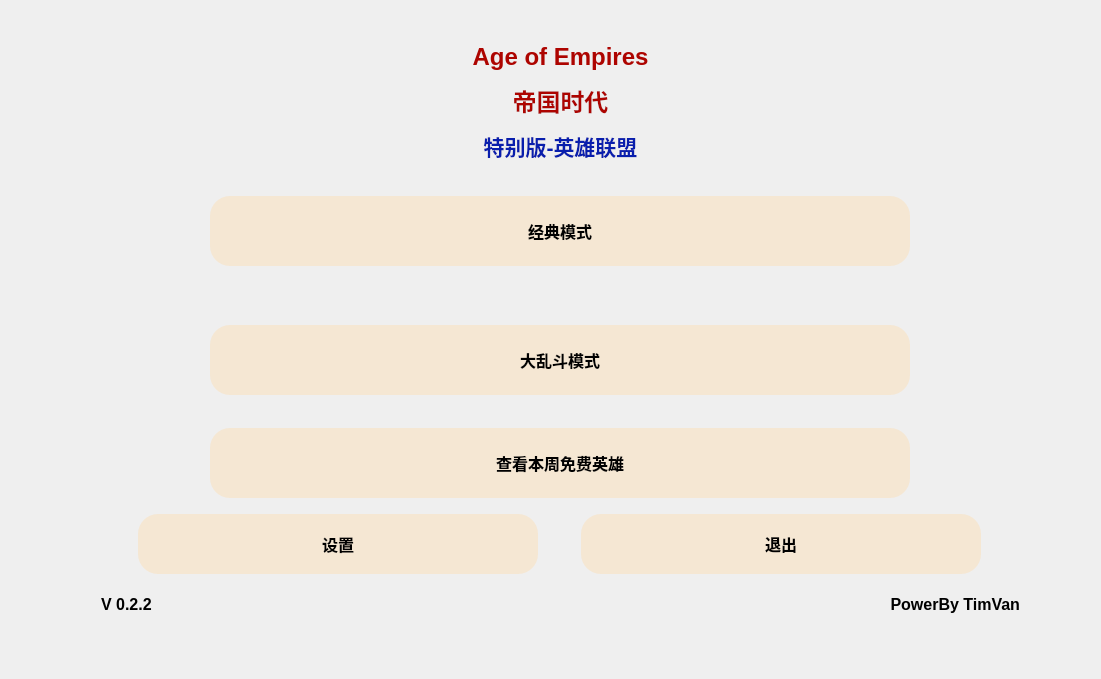
TimVan1596/History-of-Land, file SRC/trunk/SystemWindow.ui: the form before one commit.
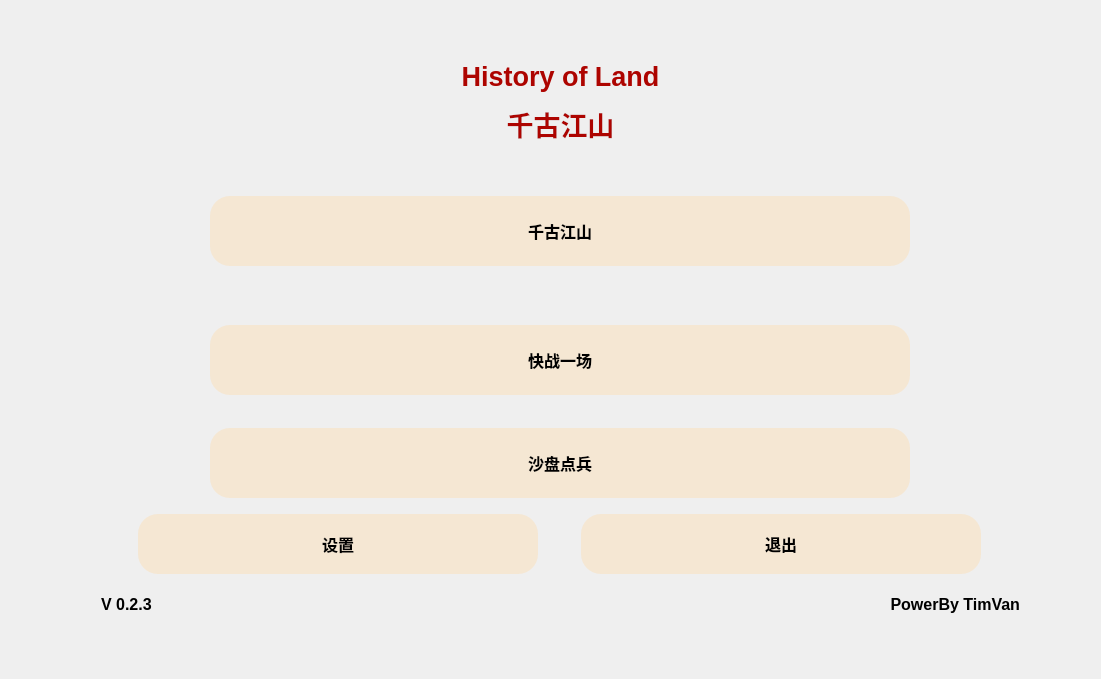
The form after the commit.

Diff of the .ui file:
```diff
--- a/SRC/trunk/SystemWindow.ui
+++ b/SRC/trunk/SystemWindow.ui
@@ -33,7 +33,7 @@
         </sizepolicy>
        </property>
        <property name="text">
-        <string>&lt;html&gt;&lt;head/&gt;&lt;body&gt;&lt;p align=&quot;center&quot;&gt;&lt;span style=&quot; font-size:18pt; font-weight:600; color:#ad0400;&quot;&gt;Age of Empires&lt;/span&gt;&lt;/p&gt;&lt;p align=&quot;center&quot;&gt;&lt;span style=&quot; font-size:18pt; font-weight:600; color:#ad0400;&quot;&gt;帝国时代&lt;/span&gt;&lt;/p&gt;&lt;p align=&quot;center&quot;&gt;&lt;span style=&quot; font-size:16pt; font-weight:600; color:#081ead;&quot;&gt;特别版-英雄联盟&lt;/span&gt;&lt;/p&gt;&lt;/body&gt;&lt;/html&gt;</string>
+        <string>&lt;html&gt;&lt;head/&gt;&lt;body&gt;&lt;p align=&quot;center&quot;&gt;&lt;span style=&quot; font-size:20pt; font-weight:600; color:#ad0400;&quot;&gt;History of Land&lt;/span&gt;&lt;/p&gt;&lt;p align=&quot;center&quot;&gt;&lt;span style=&quot; font-size:20pt; font-weight:600; color:#ad0400;&quot;&gt;千古江山&lt;/span&gt;&lt;/p&gt;&lt;/body&gt;&lt;/html&gt;</string>
        </property>
       </widget>
      </item>
@@ -84,7 +84,7 @@
 }</string>
        </property>
        <property name="text">
-        <string>经典模式</string>
+        <string>千古江山</string>
        </property>
       </widget>
      </item>
@@ -135,7 +135,7 @@
 }</string>
        </property>
        <property name="text">
-        <string>大乱斗模式</string>
+        <string>快战一场</string>
        </property>
       </widget>
      </item>
@@ -186,7 +186,7 @@
 }</string>
        </property>
        <property name="text">
-        <string>查看本周免费英雄</string>
+        <string>沙盘点兵</string>
        </property>
       </widget>
      </item>
@@ -301,7 +301,7 @@
           </size>
          </property>
          <property name="text">
-          <string>&lt;html&gt;&lt;head/&gt;&lt;body&gt;&lt;p&gt;&lt;span style=&quot; font-size:12pt; font-weight:600;&quot;&gt;V 0.2.2&lt;/span&gt;&lt;/p&gt;&lt;/body&gt;&lt;/html&gt;</string>
+          <string>&lt;html&gt;&lt;head/&gt;&lt;body&gt;&lt;p&gt;&lt;span style=&quot; font-size:12pt; font-weight:600;&quot;&gt;V 0.2.3&lt;/span&gt;&lt;/p&gt;&lt;/body&gt;&lt;/html&gt;</string>
          </property>
         </widget>
        </item>
```
